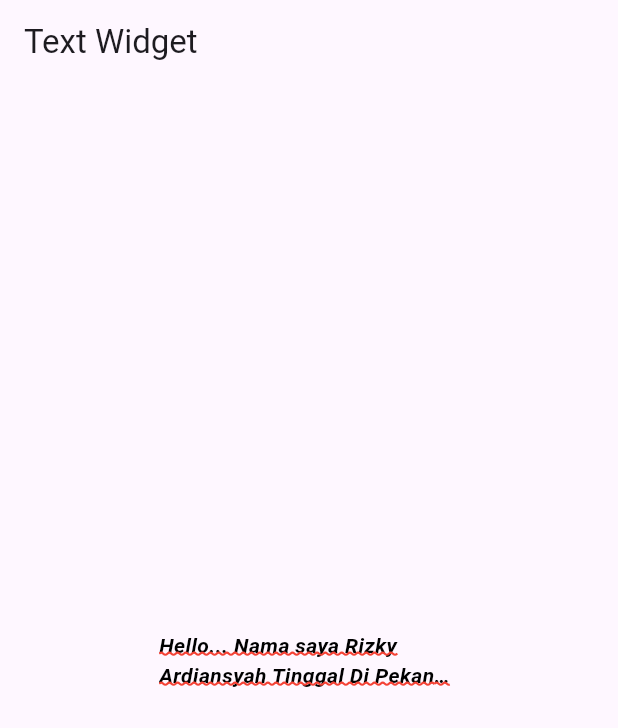
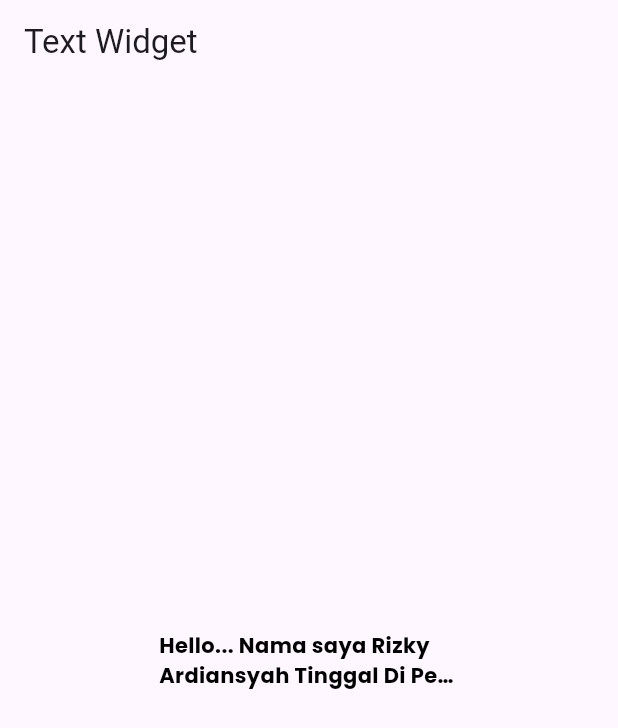
Before and after one commit to RizkyArdiansyahhh/learn-flutter, a Flutter app: the screen it shows after launch, on a phone screen of 412 x 824 dp. Shown: the top 728 px of the screen. Run offline on Flutter 3.47's test engine with Material 3 defaults, Android fonts, the phone set to English and light mode, and no system bars; our stand-ins replace google_fonts.

Commit message:
day 2 -> font familiy

```diff
--- a/lib/main_page.dart
+++ b/lib/main_page.dart
@@ -1,4 +1,5 @@
 import 'package:flutter/material.dart';
+import 'package:google_fonts/google_fonts.dart';
 
 class MainPage extends StatelessWidget {
   const MainPage({super.key});
@@ -19,12 +20,12 @@ class MainPage extends StatelessWidget {
                 textAlign: TextAlign.left,
                 maxLines: 2,
                 overflow: TextOverflow.ellipsis,
-                style: TextStyle(
+                style: GoogleFonts.poppins(
                   // backgroundColor: Colors.green[400],
                   color: Colors.black,
                   fontWeight: FontWeight.bold,
-                  fontStyle: FontStyle.italic,
-                  decoration: TextDecoration.underline,
+                  // fontStyle: FontStyle.italic,
+                  // decoration: TextDecoration.underline,
                   decorationThickness: 2,
                   decorationStyle: TextDecorationStyle.wavy,
                   decorationColor: Colors.red,
--- a/pubspec.yaml
+++ b/pubspec.yaml
@@ -1,6 +1,6 @@
 name: flutter_application_2
 description: "A new Flutter project."
-publish_to: 'none'
+publish_to: "none"
 version: 0.1.0
 
 environment:
@@ -9,6 +9,7 @@ environment:
 dependencies:
   flutter:
     sdk: flutter
+  google_fonts: ^6.2.1
 
 dev_dependencies:
   flutter_test:
```
Also changed, not shown: pubspec.lock, 1 other file.
